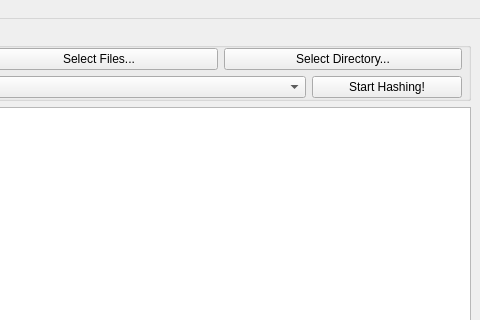
ZekeDragon/SimpleFileHash, file mainwindow.ui: the form before one commit; both pictures show x 282 to 762 and y 0 to 320 of the 762 by 532 pixel window.
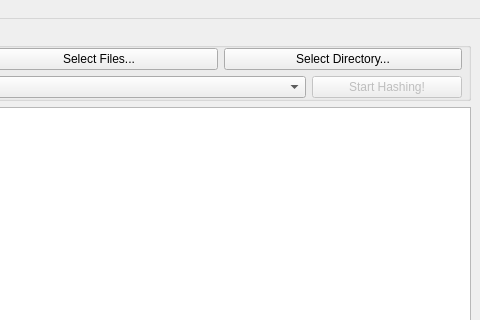
The form after the commit.

What changed in the file:
```diff
--- a/mainwindow.ui
+++ b/mainwindow.ui
@@ -79,6 +79,9 @@
          </item>
          <item>
           <widget class="QPushButton" name="startCancelButton">
+           <property name="enabled">
+            <bool>false</bool>
+           </property>
            <property name="minimumSize">
             <size>
              <width>150</width>
```
